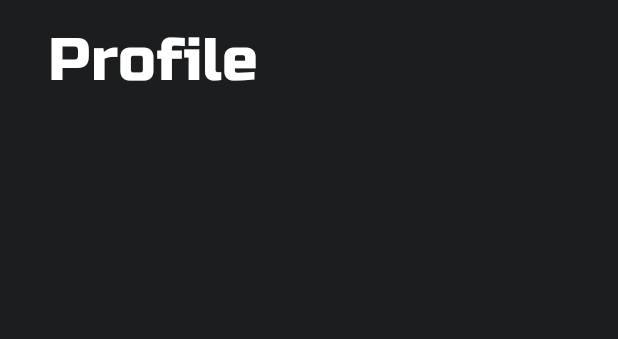
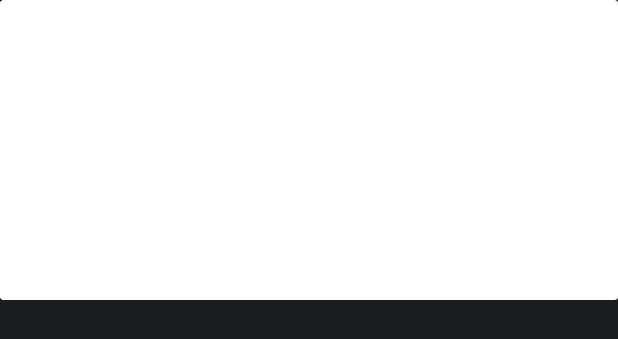
Before and after one commit to NOBOGG/QuakeAlert, an Android app: the layout fragment_profile.xml on its own in the app's theme, with its tools: preview values and no code run, on a phone screen of 412 x 824 dp. Shown: the top 339 px of the screen. Run offline under Robolectric (Android 15) with nearby library versions, the phone set to English and light mode, and no system bars.

Commit message:
Commit Profile frag

```diff
--- a/app/build.gradle
+++ b/app/build.gradle
@@ -40,6 +40,7 @@ dependencies {
     implementation 'androidx.appcompat:appcompat:1.5.1'
     implementation 'com.google.android.material:material:1.7.0'
     implementation 'androidx.constraintlayout:constraintlayout:2.1.4'
+    implementation 'com.google.android.gms:play-services-maps:18.1.0'
     testImplementation 'junit:junit:4.13.2'
     androidTestImplementation 'androidx.test.ext:junit:1.1.4'
     androidTestImplementation 'androidx.test.espresso:espresso-core:3.5.0'
--- a/app/src/main/res/layout/fragment_profile.xml
+++ b/app/src/main/res/layout/fragment_profile.xml
@@ -24,18 +24,22 @@
                 android:layout_width="match_parent"
                 android:layout_height="wrap_content">
 
-                <TextView
-                    android:id="@+id/profile_tv"
-                    android:layout_width="wrap_content"
-                    android:layout_height="wrap_content"
-                    android:layout_marginStart="32dp"
-                    android:layout_marginTop="16dp"
-                    android:fontFamily="@font/russo_one"
-                    android:text="Profile"
-                    android:textColor="#FFFFFF"
-                    android:textSize="40sp"
+                <androidx.cardview.widget.CardView
+                    android:id="@+id/cardView5"
+                    android:layout_width="match_parent"
+                    android:layout_height="200dp"
+                    app:layout_constraintEnd_toEndOf="parent"
                     app:layout_constraintStart_toStartOf="parent"
-                    app:layout_constraintTop_toTopOf="parent" />
+                    app:layout_constraintTop_toTopOf="parent">
+
+                    <androidx.constraintlayout.widget.ConstraintLayout
+                        android:layout_width="match_parent"
+                        android:layout_height="match_parent">
+
+                    </androidx.constraintlayout.widget.ConstraintLayout>
+
+                </androidx.cardview.widget.CardView>
+
             </androidx.constraintlayout.widget.ConstraintLayout>
         </ScrollView>
     </androidx.constraintlayout.widget.ConstraintLayout>
```
